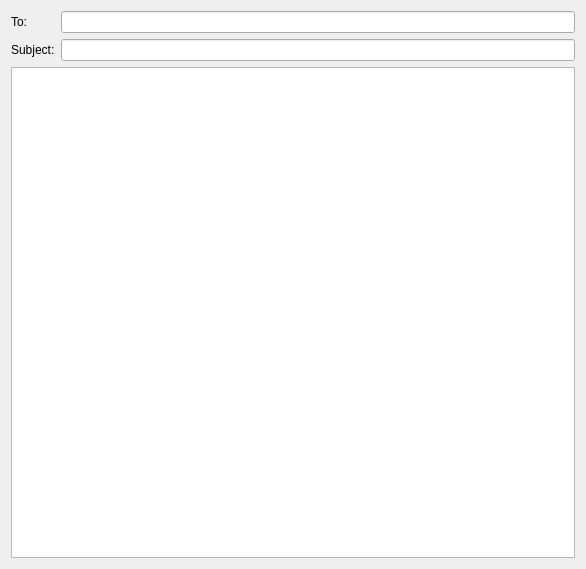
The window that view/UI/SendWindow.ui (Darnoker/mail-desktop) describes before a commit, drawn with Qt 5.
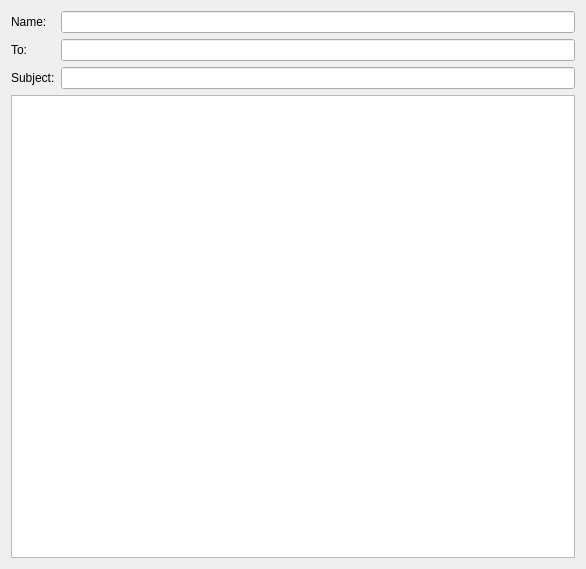
The same window after the commit.

Commit message: update SendWindowController with new label and text edit

What changed in the file:
```diff
--- a/view/UI/SendWindow.ui
+++ b/view/UI/SendWindow.ui
@@ -14,29 +14,39 @@
    <string>Dialog</string>
   </property>
   <layout class="QGridLayout" name="gridLayout">
-   <item row="1" column="1">
-    <widget class="QLineEdit" name="subjectField"/>
-   </item>
    <item row="1" column="0">
-    <widget class="QLabel" name="subjectLabel">
+    <widget class="QLabel" name="recipientLabel">
      <property name="text">
-      <string>Subject:</string>
+      <string>To:</string>
      </property>
     </widget>
    </item>
-   <item row="0" column="1">
+   <item row="2" column="1">
+    <widget class="QLineEdit" name="subjectField"/>
+   </item>
+   <item row="1" column="1">
     <widget class="QLineEdit" name="recipientField"/>
    </item>
-   <item row="2" column="0" colspan="2">
+   <item row="3" column="0" colspan="2">
     <widget class="QTextEdit" name="messageField"/>
    </item>
    <item row="0" column="0">
-    <widget class="QLabel" name="recipientLabel">
+    <widget class="QLabel" name="nameLabel">
      <property name="text">
-      <string>To:</string>
+      <string>Name:</string>
      </property>
     </widget>
    </item>
+   <item row="2" column="0">
+    <widget class="QLabel" name="subjectLabel">
+     <property name="text">
+      <string>Subject:</string>
+     </property>
+    </widget>
+   </item>
+   <item row="0" column="1">
+    <widget class="QLineEdit" name="nameField"/>
+   </item>
   </layout>
  </widget>
  <resources/>
```
The commit also changes 1 other file.
